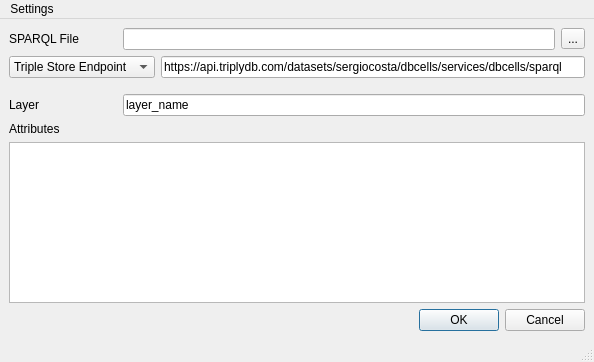
Above: MainWindow.ui from LambdaGeo/qgisparql-triple2layer before the change. Below: the same form after it.
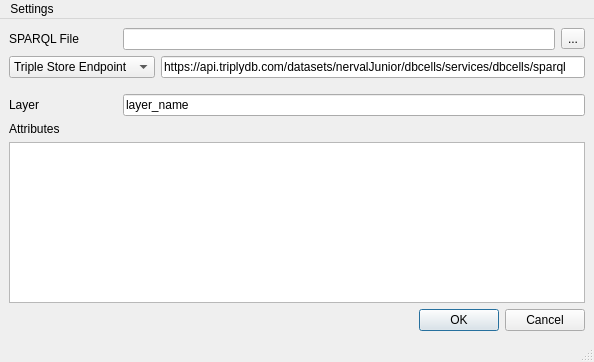
That is the form after the change.

Commit message: communication with the user

```diff
--- a/MainWindow.ui
+++ b/MainWindow.ui
@@ -70,7 +70,7 @@
         <item>
          <widget class="QLineEdit" name="lineEndpoint">
           <property name="text">
-           <string>https://api.triplydb.com/datasets/sergiocosta/dbcells/services/dbcells/sparql</string>
+           <string>https://api.triplydb.com/datasets/nervalJunior/dbcells/services/dbcells/sparql</string>
           </property>
          </widget>
         </item>
```
Left out of the diff: 2 changed lines with no effect on the pictures. The commit also changes 2 other files.
